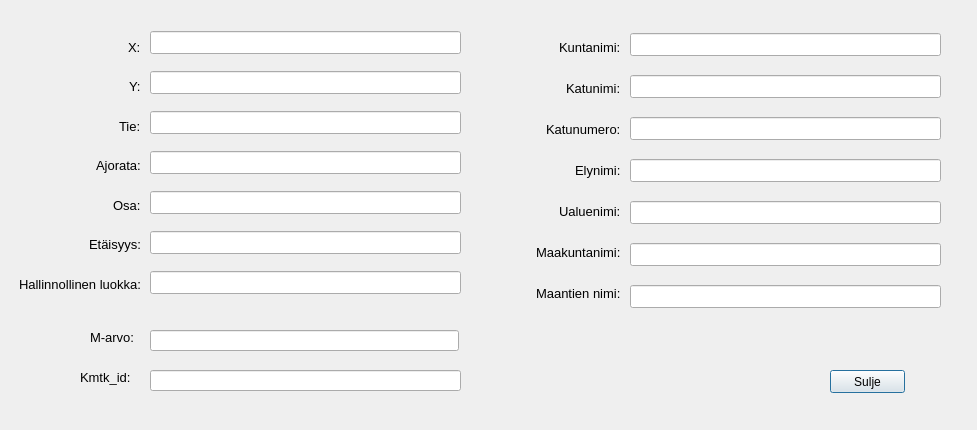
Qt form dialogs/PopUp_dialog.ui (finnishtransportagency/QGIS-tieosoitetyokalu) before a commit.
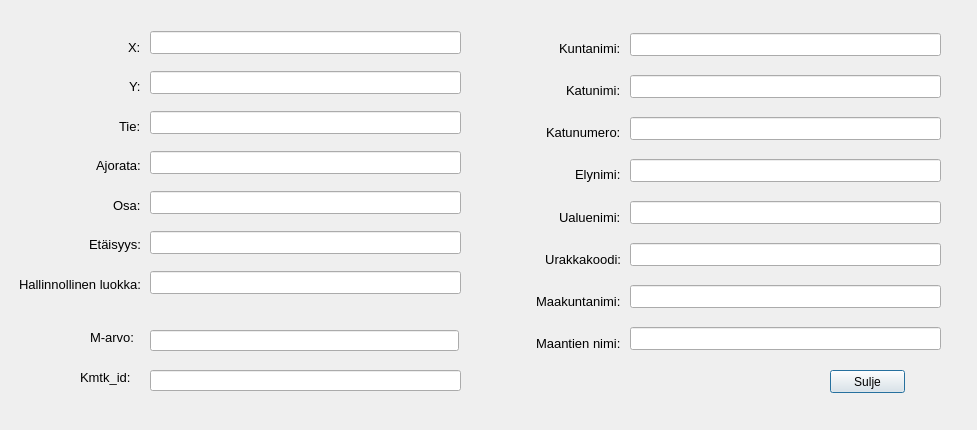
The same form after that commit.

Commit message: popup dialog now shows urakkakoodi parameter from VKM API response

Diff of the .ui file:
```diff
--- a/dialogs/PopUp_dialog.ui
+++ b/dialogs/PopUp_dialog.ui
@@ -412,7 +412,7 @@
      <x>630</x>
      <y>20</y>
      <width>311</width>
-     <height>301</height>
+     <height>351</height>
     </rect>
    </property>
    <property name="font">
@@ -607,6 +607,18 @@
       </property>
      </widget>
     </item>
+    <item>
+     <widget class="QLineEdit" name="UrakkakoodilineEdit">
+      <property name="font">
+       <font>
+        <pointsize>10</pointsize>
+       </font>
+      </property>
+      <property name="text">
+       <string/>
+      </property>
+     </widget>
+    </item>
     <item>
      <widget class="QLineEdit" name="MaakuntanimilineEdit">
       <property name="font">
@@ -639,7 +651,7 @@
      <x>480</x>
      <y>30</y>
      <width>141</width>
-     <height>281</height>
+     <height>331</height>
     </rect>
    </property>
    <property name="font">
@@ -708,6 +720,21 @@
       </property>
      </widget>
     </item>
+    <item>
+     <widget class="QLabel" name="label_18">
+      <property name="font">
+       <font>
+        <pointsize>10</pointsize>
+       </font>
+      </property>
+      <property name="text">
+       <string>Urakkakoodi:</string>
+      </property>
+      <property name="alignment">
+       <set>Qt::AlignRight|Qt::AlignTrailing|Qt::AlignVCenter</set>
+      </property>
+     </widget>
+    </item>
     <item alignment="Qt::AlignRight">
      <widget class="QLabel" name="label_14">
       <property name="font">
```
The commit also changes 1 other file.
